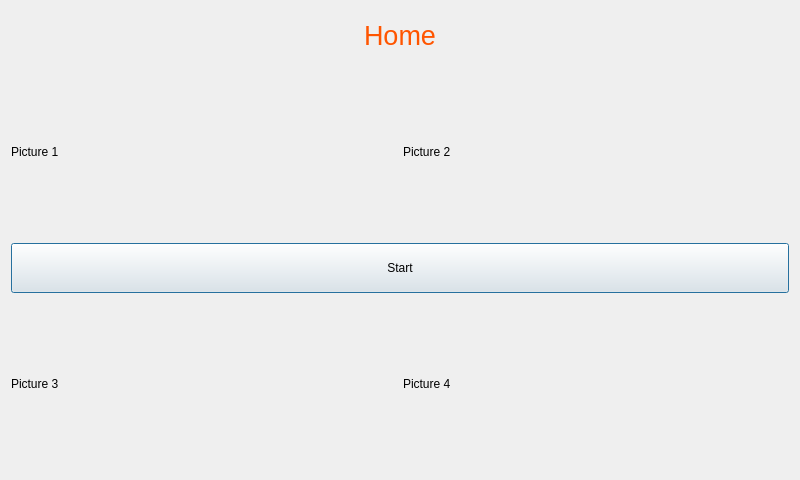
Qt form welcomescreen.ui (NoHeat/GUI) before a commit.
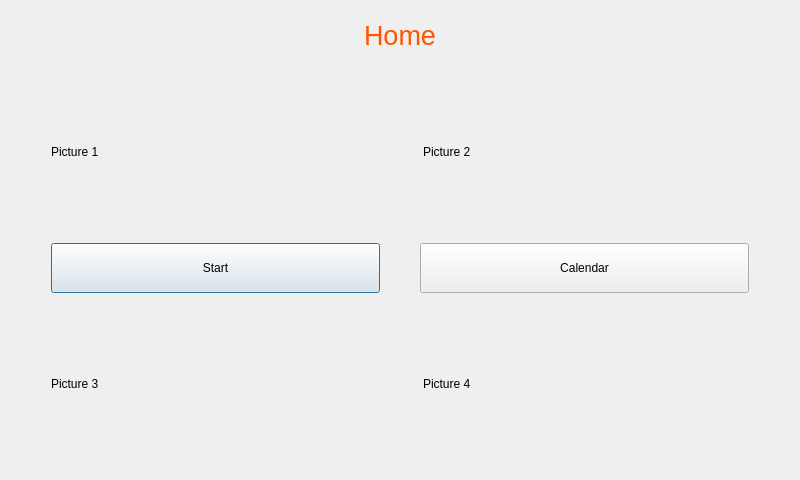
The same form after that commit. Icons and pictures are not drawn.

What changed in the file:
```diff
--- a/welcomescreen.ui
+++ b/welcomescreen.ui
@@ -17,8 +17,6 @@
    <iconset resource="imagesandicons.qrc">
     <normaloff>:/ImagesAndIcons/chilllogo.PNG</normaloff>:/ImagesAndIcons/chilllogo.PNG</iconset>
   </property>
-  <layout class="QVBoxLayout" name="verticalLayout_2">
-   <item>
     <layout class="QVBoxLayout" name="verticalLayout">
      <item>
       <widget class="QLabel" name="WelcomeScreenLabel">
@@ -41,13 +39,48 @@
      </item>
      <item>
       <layout class="QHBoxLayout" name="horizontalLayout">
+     <item>
+      <spacer name="horizontalSpacer_3">
+       <property name="orientation">
+        <enum>Qt::Horizontal</enum>
+       </property>
+       <property name="sizeType">
+        <enum>QSizePolicy::Fixed</enum>
+       </property>
+       <property name="sizeHint" stdset="0">
+        <size>
+         <width>40</width>
+         <height>20</height>
+        </size>
+       </property>
+      </spacer>
+     </item>
        <item>
         <widget class="QLabel" name="WelcomeScreenPicture1">
+       <property name="enabled">
+        <bool>true</bool>
+       </property>
          <property name="text">
           <string>Picture 1</string>
          </property>
         </widget>
        </item>
+     <item>
+      <spacer name="horizontalSpacer_5">
+       <property name="orientation">
+        <enum>Qt::Horizontal</enum>
+       </property>
+       <property name="sizeType">
+        <enum>QSizePolicy::Fixed</enum>
+       </property>
+       <property name="sizeHint" stdset="0">
+        <size>
+         <width>40</width>
+         <height>20</height>
+        </size>
+       </property>
+      </spacer>
+     </item>
        <item>
         <widget class="QLabel" name="WelcomeScreenPicture2">
          <property name="text">
@@ -55,7 +88,44 @@
          </property>
         </widget>
        </item>
-      </layout>
+     <item>
+      <spacer name="horizontalSpacer_4">
+       <property name="orientation">
+        <enum>Qt::Horizontal</enum>
+       </property>
+       <property name="sizeType">
+        <enum>QSizePolicy::Fixed</enum>
+       </property>
+       <property name="sizeHint" stdset="0">
+        <size>
+         <width>40</width>
+         <height>20</height>
+        </size>
+       </property>
+      </spacer>
+     </item>
+    </layout>
+   </item>
+   <item>
+    <layout class="QHBoxLayout" name="StartCalendarLayout">
+     <property name="spacing">
+      <number>40</number>
+     </property>
+     <item>
+      <spacer name="horizontalSpacer">
+       <property name="orientation">
+        <enum>Qt::Horizontal</enum>
+       </property>
+       <property name="sizeType">
+        <enum>QSizePolicy::Fixed</enum>
+       </property>
+       <property name="sizeHint" stdset="0">
+        <size>
+         <width>40</width>
+         <height>20</height>
+        </size>
+       </property>
+      </spacer>
      </item>
      <item>
       <widget class="QPushButton" name="WelcomeScreenStartButton">
@@ -77,7 +147,60 @@
       </widget>
      </item>
      <item>
+      <widget class="QPushButton" name="btnCalendar">
+       <property name="minimumSize">
+        <size>
+         <width>50</width>
+         <height>50</height>
+        </size>
+       </property>
+       <property name="maximumSize">
+        <size>
+         <width>800</width>
+         <height>50</height>
+        </size>
+       </property>
+       <property name="text">
+        <string>Calendar</string>
+       </property>
+      </widget>
+     </item>
+     <item>
+      <spacer name="horizontalSpacer_2">
+       <property name="orientation">
+        <enum>Qt::Horizontal</enum>
+       </property>
+       <property name="sizeType">
+        <enum>QSizePolicy::Fixed</enum>
+       </property>
+       <property name="sizeHint" stdset="0">
+        <size>
+         <width>40</width>
+         <height>20</height>
+        </size>
+       </property>
+      </spacer>
+     </item>
+    </layout>
+   </item>
+   <item>
       <layout class="QHBoxLayout" name="horizontalLayout_2">
+     <item>
+      <spacer name="horizontalSpacer_6">
+       <property name="orientation">
+        <enum>Qt::Horizontal</enum>
+       </property>
+       <property name="sizeType">
+        <enum>QSizePolicy::Fixed</enum>
+       </property>
+       <property name="sizeHint" stdset="0">
+        <size>
+         <width>40</width>
+         <height>20</height>
+        </size>
+       </property>
+      </spacer>
+     </item>
        <item>
         <widget class="QLabel" name="WelcomeScreenPicture3">
          <property name="text">
@@ -85,6 +208,22 @@
          </property>
         </widget>
        </item>
+     <item>
+      <spacer name="horizontalSpacer_7">
+       <property name="orientation">
+        <enum>Qt::Horizontal</enum>
+       </property>
+       <property name="sizeType">
+        <enum>QSizePolicy::Fixed</enum>
+       </property>
+       <property name="sizeHint" stdset="0">
+        <size>
+         <width>40</width>
+         <height>20</height>
+        </size>
+       </property>
+      </spacer>
+     </item>
        <item>
         <widget class="QLabel" name="WelcomeScreenPicture4">
          <property name="text">
@@ -92,7 +231,21 @@
          </property>
         </widget>
        </item>
-      </layout>
+     <item>
+      <spacer name="horizontalSpacer_8">
+       <property name="orientation">
+        <enum>Qt::Horizontal</enum>
+       </property>
+       <property name="sizeType">
+        <enum>QSizePolicy::Fixed</enum>
+       </property>
+       <property name="sizeHint" stdset="0">
+        <size>
+         <width>40</width>
+         <height>20</height>
+        </size>
+       </property>
+      </spacer>
      </item>
     </layout>
    </item>
```
Left out of the diff: 6 changed lines with no effect on the pictures. Lines whose indentation alone changed are shown as unchanged.
